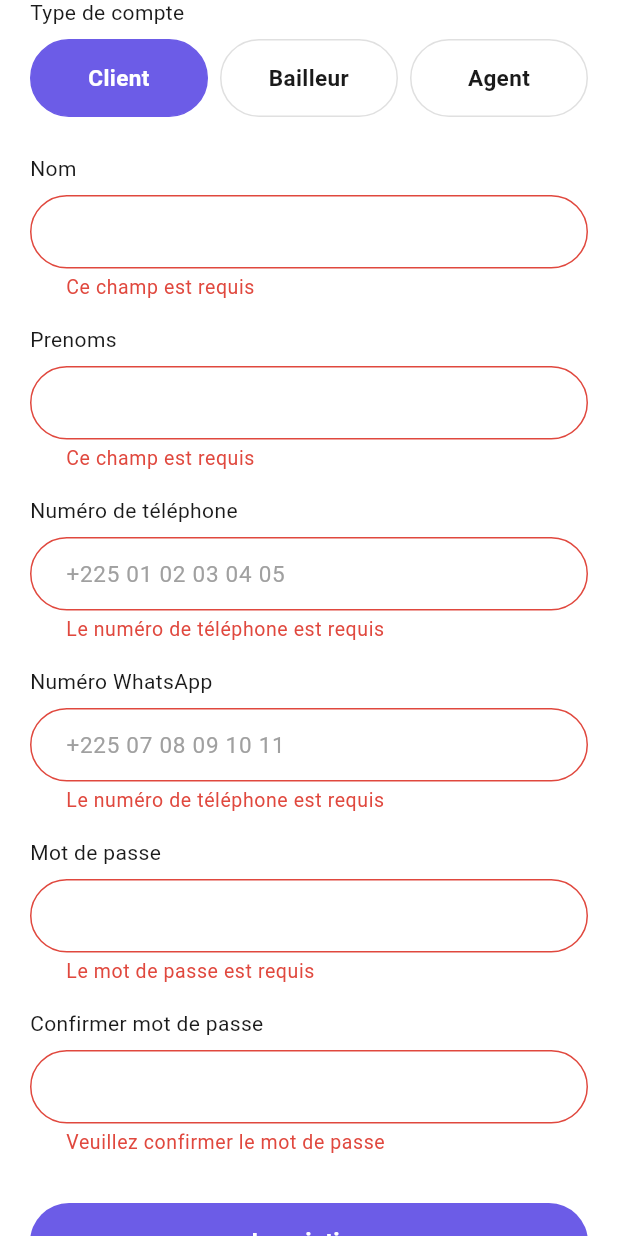
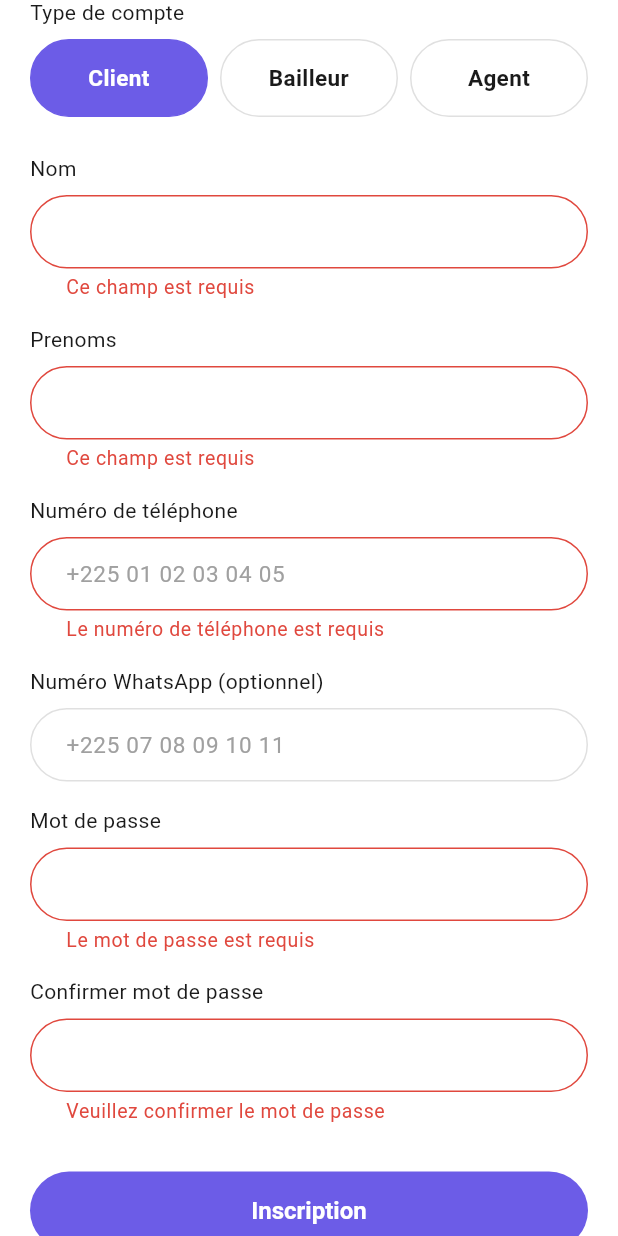
Before and after one commit to Mike2025-ui/LoueMoi, a Flutter app: the RegisterScreen screen opened by its route, scrolled down 84 dp, after a tap on "Inscription", on a phone screen of 412 x 824 dp. Run offline on Flutter 3.47's test engine with Material 3 defaults, Android fonts, the phone set to English and light mode, and no system bars; our stand-ins replace cached_network_image, dio, equatable, firebase_core, firebase_messaging, flutter_dotenv and 10 more; missing offline and left inert: record, shorebird_code_push; accounts and stored records are empty; network calls fail; project files that could hold a hidden picture were left out.

Commit message:
fix(auth): audit et correction bugs pages inscription, reset password et attente bailleur

```diff
--- a/lib/core/utils/validators.dart
+++ b/lib/core/utils/validators.dart
@@ -5,6 +5,17 @@ class Validators {
   static String? phone(String? value) {
     if (value == null || value.trim().isEmpty) {
       return 'Le numéro de téléphone est requis';
+    }
+    final digits = value.replaceAll(RegExp(r'\D'), '');
+    if (digits.length < 8) {
+      return 'Numéro de téléphone invalide';
+    }
+    return null;
+  }
+
+  static String? optionalPhone(String? value) {
+    if (value == null || value.trim().isEmpty) {
+      return null;
     }
     final digits = value.replaceAll(RegExp(r'\D'), '');
     if (digits.length < 8) {
--- a/lib/features/auth/screens/forgot_password_screen.dart
+++ b/lib/features/auth/screens/forgot_password_screen.dart
@@ -35,7 +35,7 @@ class _ForgotPasswordScreenState extends ConsumerState<ForgotPasswordScreen> {
 
   Future<void> _submit() async {
     if (!_formKey.currentState!.validate()) return;
-    final phone = _phoneController.text.trim();
+    final phone = _phoneController.text.replaceAll(RegExp(r'\s+'), '').trim();
     setState(() => _isSubmitting = true);
     try {
       final repository = ref.read(authRepositoryProvider);
--- a/lib/features/auth/screens/login_screen.dart
+++ b/lib/features/auth/screens/login_screen.dart
@@ -6,6 +6,7 @@ import '../../../core/constants/app_assets.dart';
 import '../../../core/theme/app_colors.dart';
 import '../../../core/theme/app_spacing.dart';
 import '../../../core/theme/app_text_styles.dart';
+import '../../../core/utils/feedback.dart';
 import '../../../core/utils/validators.dart';
 import '../../../core/widgets/app_logo.dart';
 import '../../../core/widgets/app_text_field.dart';
@@ -51,9 +52,7 @@ class _LoginScreenState extends ConsumerState<LoginScreen> {
       },
       loading: () {},
       error: (e, _) {
-        ScaffoldMessenger.of(context).showSnackBar(
-          SnackBar(content: Text(e.toString().replaceFirst('Exception: ', ''))),
-        );
+        showErrorSnackbar(context, e);
       },
     );
   }
--- a/lib/features/auth/screens/register_screen.dart
+++ b/lib/features/auth/screens/register_screen.dart
@@ -5,6 +5,7 @@ import '../../../app/routes.dart';
 import '../../../core/theme/app_colors.dart';
 import '../../../core/theme/app_spacing.dart';
 import '../../../core/theme/app_text_styles.dart';
+import '../../../core/utils/feedback.dart';
 import '../../../core/utils/validators.dart';
 import '../../../core/widgets/app_text_field.dart';
 import '../../../core/widgets/primary_button.dart';
@@ -65,9 +66,7 @@ class _RegisterScreenState extends ConsumerState<RegisterScreen> {
       },
       loading: () {},
       error: (e, _) {
-        ScaffoldMessenger.of(context).showSnackBar(
-          SnackBar(content: Text(e.toString().replaceFirst('Exception: ', ''))),
-        );
+        showErrorSnackbar(context, e);
       },
     );
   }
@@ -141,11 +140,15 @@ class _RegisterScreenState extends ConsumerState<RegisterScreen> {
                 ),
                 const SizedBox(height: AppSpacing.md),
                 AppTextField(
-                  label: 'Numéro WhatsApp',
+                  label: _selectedRole == UserRole.client
+                      ? 'Numéro WhatsApp (optionnel)'
+                      : 'Numéro WhatsApp',
                   hint: '+225 07 08 09 10 11',
                   controller: _whatsappController,
                   keyboardType: TextInputType.phone,
-                  validator: Validators.phone,
+                  validator: _selectedRole == UserRole.client
+                      ? Validators.optionalPhone
+                      : Validators.phone,
                 ),
                 const SizedBox(height: AppSpacing.md),
                 AppTextField(
```
Also changed, not shown: lib/features/auth/screens/pending_activation_screen.dart (+56 -10 lines), lib/features/auth/screens/reset_password_screen.dart (+65 -2 lines), 1 other file.
